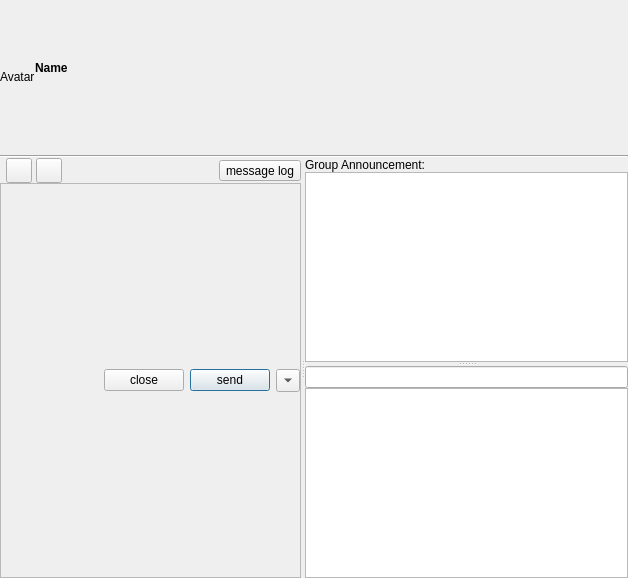
Before: the Qt Designer form src/ui/groupchatdlg.ui in zhanlangsir/Qtqq, drawn with Qt 5.
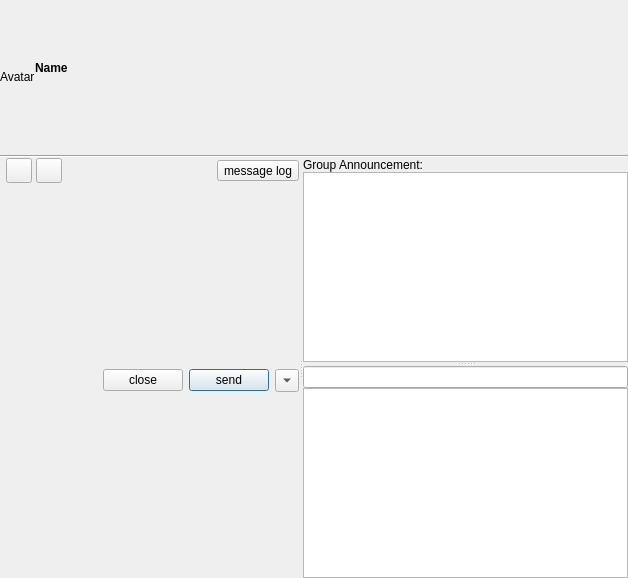
After: the same form once the commit is applied.

```diff
--- a/src/ui/groupchatdlg.ui
+++ b/src/ui/groupchatdlg.ui
@@ -184,10 +184,10 @@
         <item>
          <widget class="QFrame" name="frame_chatdlg_bottom">
           <property name="frameShape">
-           <enum>QFrame::StyledPanel</enum>
+           <enum>QFrame::NoFrame</enum>
           </property>
           <property name="frameShadow">
-           <enum>QFrame::Raised</enum>
+           <enum>QFrame::Plain</enum>
           </property>
           <layout class="QVBoxLayout" name="verticalLayout_3">
            <property name="spacing">
```
